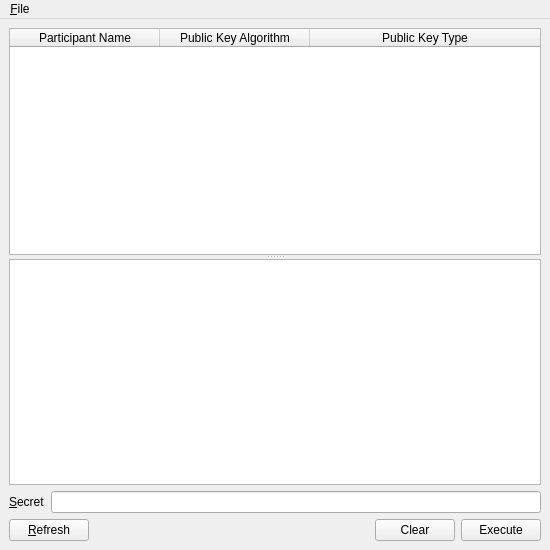
textbrowser/spot-on, file branches/trunk/UI/spot-on-smpwindow.ui: the form before one commit.
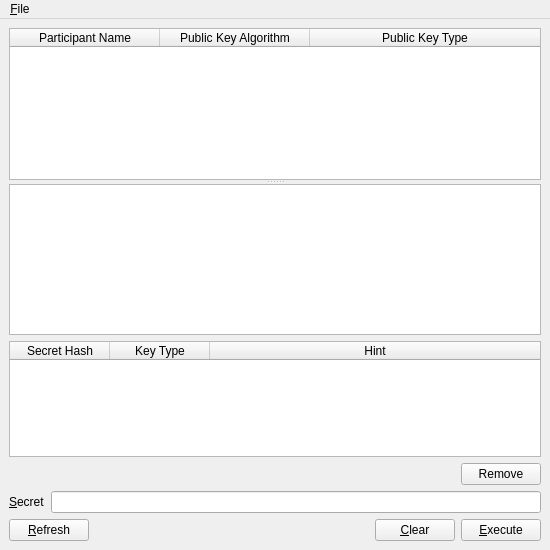
The form after the commit. Icons and pictures are not drawn.

The edit to the form file:
```diff
--- a/branches/trunk/UI/spot-on-smpwindow.ui
+++ b/branches/trunk/UI/spot-on-smpwindow.ui
@@ -59,6 +59,68 @@
       <widget class="QTextBrowser" name="output"/>
      </widget>
     </item>
+    <item>
+     <layout class="QVBoxLayout" name="verticalLayout_2">
+      <item>
+       <widget class="QTableWidget" name="secrets">
+        <property name="alternatingRowColors">
+         <bool>true</bool>
+        </property>
+        <property name="selectionMode">
+         <enum>QAbstractItemView::SingleSelection</enum>
+        </property>
+        <property name="horizontalScrollMode">
+         <enum>QAbstractItemView::ScrollPerPixel</enum>
+        </property>
+        <property name="sortingEnabled">
+         <bool>true</bool>
+        </property>
+        <attribute name="horizontalHeaderStretchLastSection">
+         <bool>true</bool>
+        </attribute>
+        <column>
+         <property name="text">
+          <string>Secret Hash</string>
+         </property>
+        </column>
+        <column>
+         <property name="text">
+          <string>Key Type</string>
+         </property>
+        </column>
+        <column>
+         <property name="text">
+          <string>Hint</string>
+         </property>
+        </column>
+       </widget>
+      </item>
+      <item>
+       <layout class="QHBoxLayout" name="horizontalLayout_3">
+        <item>
+         <spacer name="horizontalSpacer_2">
+          <property name="orientation">
+           <enum>Qt::Horizontal</enum>
+          </property>
+          <property name="sizeHint" stdset="0">
+           <size>
+            <width>40</width>
+            <height>20</height>
+           </size>
+          </property>
+         </spacer>
+        </item>
+        <item>
+         <widget class="QPushButton" name="remove">
+          <property name="text">
+           <string>Remove</string>
+          </property>
+         </widget>
+        </item>
+       </layout>
+      </item>
+     </layout>
+    </item>
     <item>
      <layout class="QHBoxLayout" name="horizontalLayout_2">
       <item>
@@ -101,14 +163,14 @@
       <item>
        <widget class="QPushButton" name="clear">
         <property name="text">
-         <string>Clear</string>
+         <string>&amp;Clear</string>
         </property>
        </widget>
       </item>
       <item>
        <widget class="QPushButton" name="execute">
         <property name="text">
-         <string>Execute</string>
+         <string>&amp;Execute</string>
         </property>
        </widget>
       </item>
```
Left out of the diff: 2 changed lines with no effect on the pictures.
